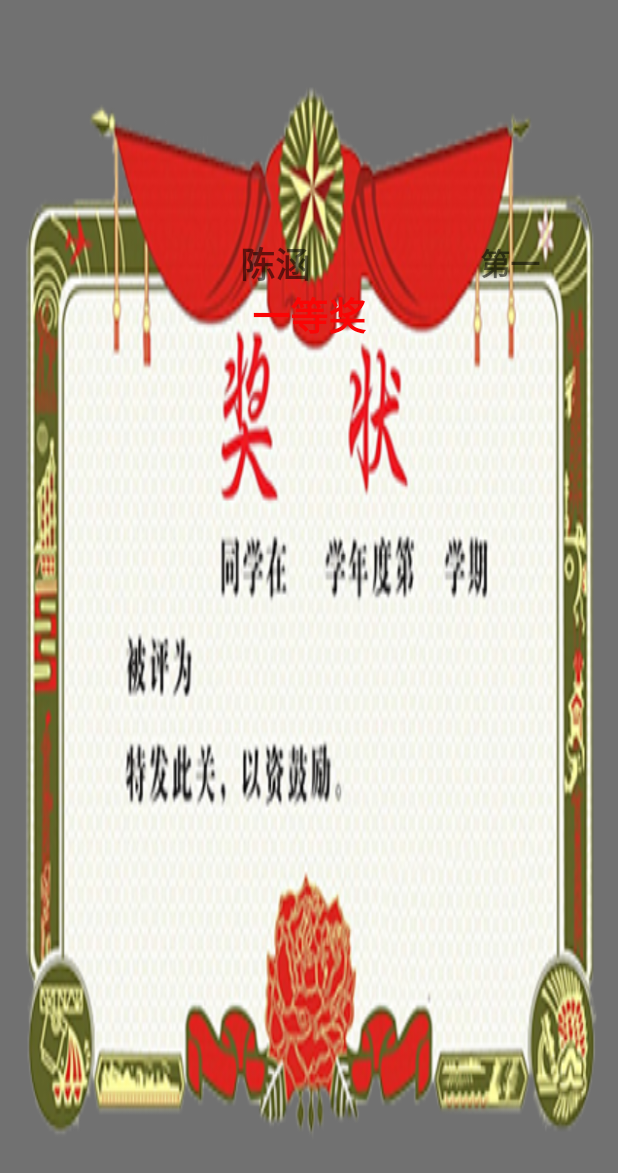
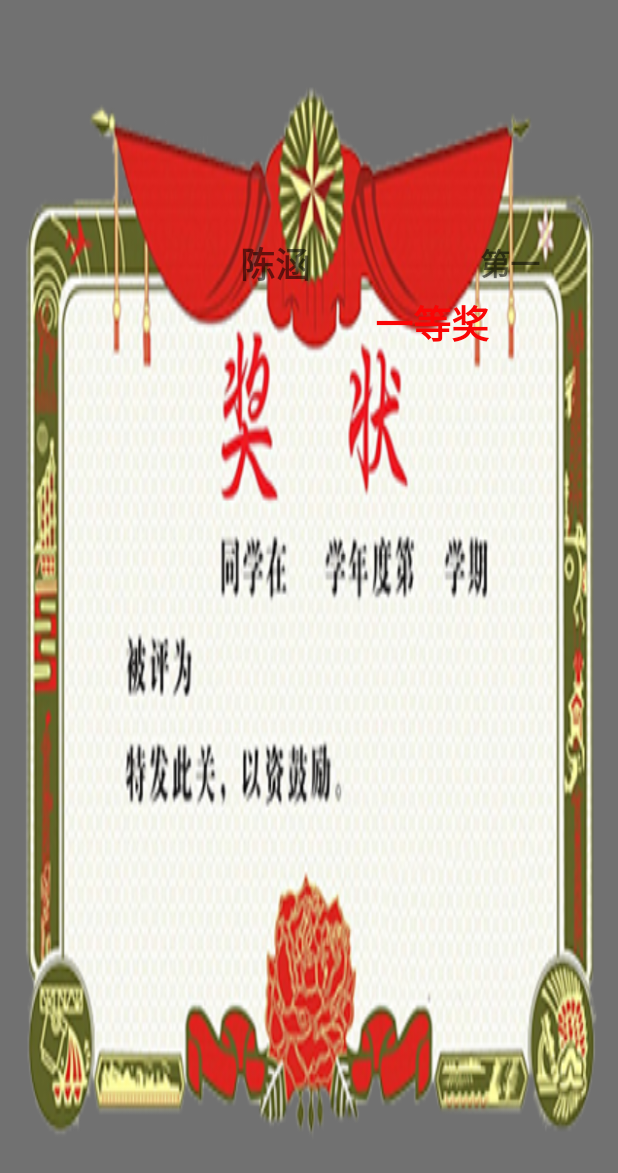
Before and after one commit to BeiDouQiXing/Bachelor-Road, an Android app: the layout your_ending_one.xml on its own in the app's theme, with its tools: preview values and no code run, on a phone screen of 412 x 824 dp. Shown: the top 1173 px of the screen. Run offline under Robolectric (Android 15) with nearby library versions, the light colour scheme and no system bars.

Commit message:
新增游戏结局

```diff
--- a/Bachelor_Road/app/src/main/AndroidManifest.xml
+++ b/Bachelor_Road/app/src/main/AndroidManifest.xml
@@ -75,7 +75,11 @@
             android:exported="true"
             android:process=":remote" />
 
-        <activity android:name=".GraduationActivity"></activity>
+        <activity android:name=".GraduationActivity"
+            android:screenOrientation="landscape"/>
+
+        <activity android:name=".FailedActivity"
+            android:screenOrientation="landscape"/>
     </application>
 
 </manifest>
--- a/Bachelor_Road/app/src/main/res/layout/your_ending_one.xml
+++ b/Bachelor_Road/app/src/main/res/layout/your_ending_one.xml
@@ -13,7 +13,11 @@
         android:id="@+id/ending_out_one"
         android:layout_width="match_parent"
         android:layout_height="match_parent"
-        android:background="#00000000"/>
+        android:layout_alignParentBottom="true"
+        android:layout_alignParentLeft="true"
+        android:layout_alignParentStart="true"
+        android:layout_marginBottom="8dp"
+        android:background="#00000000" />
 
     <TextView
         android:id="@+id/ending_name_one"
@@ -37,7 +41,7 @@
         android:text="第一"
         android:layout_marginLeft="320dp"
         android:layout_marginTop="160dp"
-        />
+        android:id="@+id/textView2" />
 
     <TextView
         android:layout_width="wrap_content"
@@ -49,22 +53,22 @@
         android:layout_marginLeft="462dp"
         android:layout_marginStart="462dp"
         android:layout_marginTop="160dp"
-        />
+        android:id="@+id/textView" />
 
     <TextView
         android:id="@+id/which_number"
         android:layout_width="wrap_content"
         android:layout_height="wrap_content"
+        android:layout_alignEnd="@+id/textView2"
+        android:layout_alignRight="@+id/textView2"
+        android:layout_below="@+id/textView"
+        android:layout_marginEnd="34dp"
+        android:layout_marginRight="34dp"
+        android:gravity="center"
+        android:text="一等奖"
+        android:textColor="#fa0505"
         android:textSize="25dp"
-        android:textColor="#fa0505"
-        android:gravity="center"
-        android:layout_centerHorizontal="true"
-        android:textStyle="bold"
-        android:text="一等奖"
-        android:layout_marginLeft="290dp"
-        android:layout_marginStart="290dp"
-        android:layout_marginTop="190dp"
-        />
+        android:textStyle="bold" />
 
 
 </RelativeLayout>
```
Also changed, not shown: Bachelor_Road/app/src/main/java/com/example/kobe/bachelor_road/FailedActivity.java (added, +18 -0 lines), Bachelor_Road/app/src/main/java/com/example/kobe/bachelor_road/GraduationActivity.java (+15 -17 lines), Bachelor_Road/app/src/main/java/com/example/kobe/bachelor_road/Map_Main.java (+11 -1 lines).
